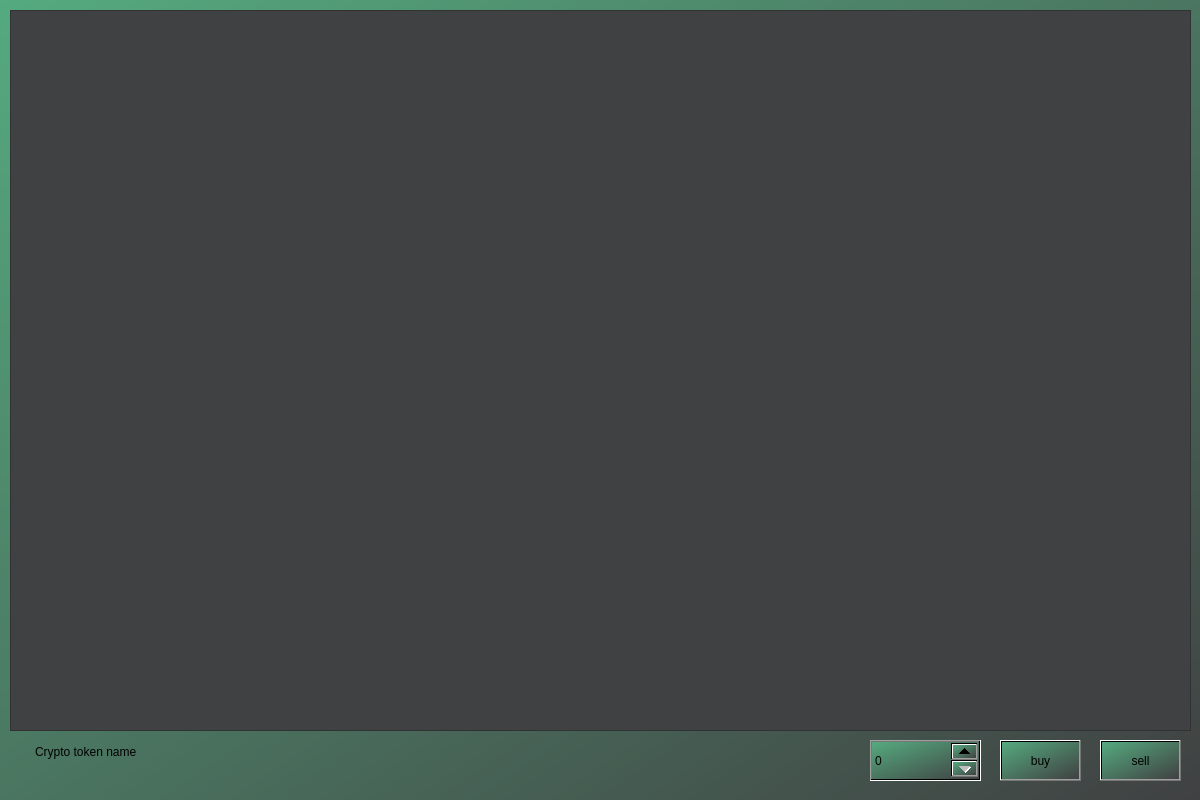
First picture: the form in client/crypto.ui, repository SushantKumarPandey/Crypto-Tradeing-App-with-fake-currency, before the edit.
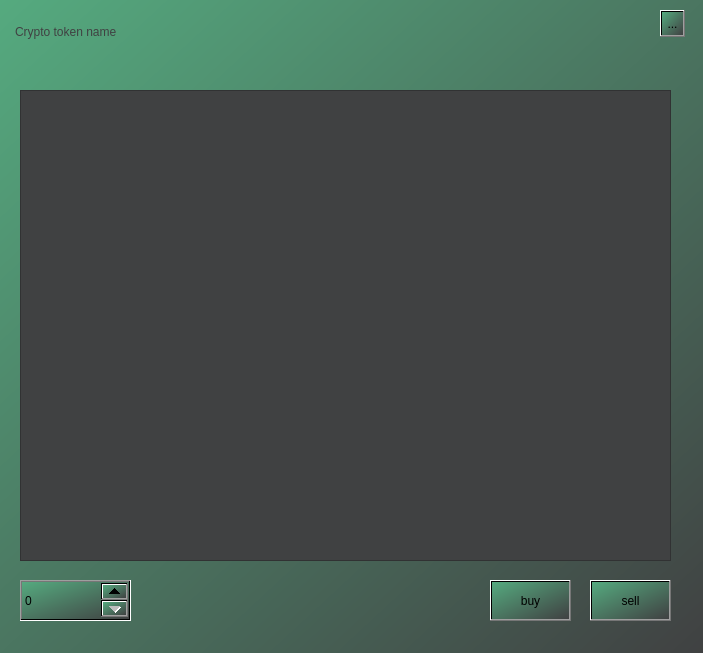
Second picture: the form after the edit. Icons and pictures are not drawn.

Commit message: fix(UI): Crypto als popup-fenster anstatt als tab.

What changed in the file:
```diff
--- a/client/crypto.ui
+++ b/client/crypto.ui
@@ -6,8 +6,8 @@
    <rect>
     <x>0</x>
     <y>0</y>
-    <width>1200</width>
-    <height>800</height>
+    <width>703</width>
+    <height>653</height>
    </rect>
   </property>
   <property name="windowTitle">
@@ -20,10 +20,10 @@
   <widget class="QGraphicsView" name="graphicsView">
    <property name="geometry">
     <rect>
-     <x>10</x>
-     <y>10</y>
-     <width>1181</width>
-     <height>721</height>
+     <x>20</x>
+     <y>90</y>
+     <width>651</width>
+     <height>471</height>
     </rect>
    </property>
    <property name="styleSheet">
@@ -33,14 +33,15 @@
   <widget class="QPlainTextEdit" name="plainTextEdit">
    <property name="geometry">
     <rect>
-     <x>30</x>
-     <y>740</y>
+     <x>10</x>
+     <y>20</y>
      <width>241</width>
      <height>51</height>
     </rect>
    </property>
    <property name="styleSheet">
     <string notr="true">background-color: transparent;
+color: rgb(64, 65, 66);
 </string>
    </property>
    <property name="plainText">
@@ -50,8 +51,8 @@
   <widget class="QPushButton" name="pushButton">
    <property name="geometry">
     <rect>
-     <x>1000</x>
-     <y>740</y>
+     <x>490</x>
+     <y>580</y>
      <width>81</width>
      <height>41</height>
     </rect>
@@ -63,8 +64,8 @@
   <widget class="QPushButton" name="pushButton_2">
    <property name="geometry">
     <rect>
-     <x>1100</x>
-     <y>740</y>
+     <x>590</x>
+     <y>580</y>
      <width>81</width>
      <height>41</height>
     </rect>
@@ -76,13 +77,29 @@
   <widget class="QSpinBox" name="spinBox">
    <property name="geometry">
     <rect>
-     <x>870</x>
-     <y>740</y>
+     <x>20</x>
+     <y>580</y>
      <width>111</width>
      <height>41</height>
     </rect>
    </property>
   </widget>
+  <widget class="QToolButton" name="toolButton">
+   <property name="geometry">
+    <rect>
+     <x>660</x>
+     <y>10</y>
+     <width>25</width>
+     <height>27</height>
+    </rect>
+   </property>
+   <property name="text">
+    <string>...</string>
+   </property>
+   <property name="icon">
+    <iconset theme="QIcon::ThemeIcon::ApplicationExit"/>
+   </property>
+  </widget>
  </widget>
  <resources/>
  <connections/>
```
The commit also changes 2 other files.
